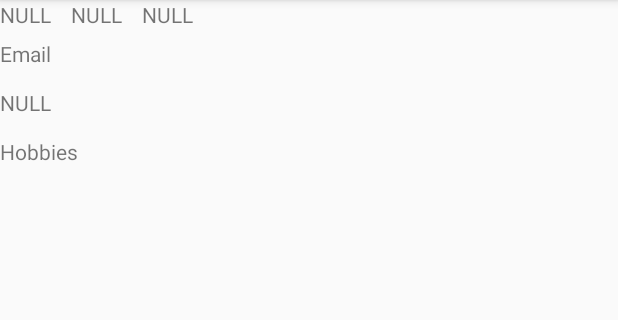
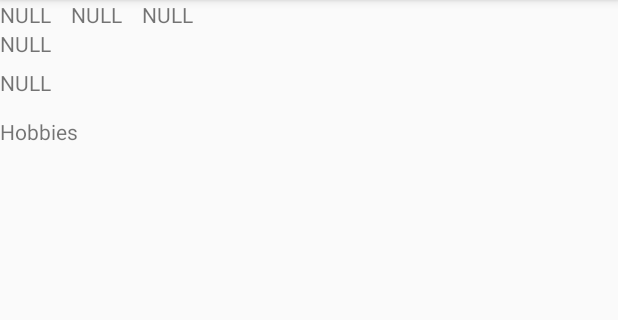
Before and after one commit to Shiky/projetAndroid, an Android app: the screen it shows after launch (AfficherForm), after a tap on "VALIDER", on a phone screen of 412 x 824 dp, the part 84-404 px from its top. Run offline under Robolectric (Android 15) with nearby library versions, the phone set to English and light mode, and no system bars.

Commit message:
change
test

```diff
--- a/app/src/main/java/com/example/mathieu/projet_android/AfficherForm.java
+++ b/app/src/main/java/com/example/mathieu/projet_android/AfficherForm.java
@@ -12,7 +12,8 @@ public class AfficherForm extends AppCompatActivity {
    TextView civi,nom,prenom,addresse,email,hobbies;
    String civilForm,nomForm,prenomForm,mailForm,addresseForm,hobiesForm;
     SharedPreferences sp;
-    @SuppressLint("WrongViewCast")
+
+
     @Override
     protected void onCreate(Bundle savedInstanceState) {
         super.onCreate(savedInstanceState);
@@ -37,8 +38,8 @@ public class AfficherForm extends AppCompatActivity {
 
         civi= findViewById(R.id.TV_civAffichage);
          nom=findViewById(R.id.TV_nomAffiche)  ;
-         prenom=findViewById(R.id.TV_prenomnomAffiche)  ;
-       email=findViewById(R.id.TV_emailAffiche);
+         prenom=findViewById(R.id.TV_prenomAffiche)  ;
+       email=findViewById(R.id.TV_mailAffiche);
         addresse=findViewById(R.id.TV_addresseAffichage);
         hobbies=findViewById(R.id.TV_hobbiesAffichage);
 
--- a/app/src/main/java/com/example/mathieu/projet_android/Form.java
+++ b/app/src/main/java/com/example/mathieu/projet_android/Form.java
@@ -24,14 +24,14 @@ public class Form extends AppCompatActivity  implements AdapterView.OnItemSelect
     Button valide;
     CheckBox info,sport,voy,musique;
     SharedPreferences.Editor sp;
-    String formStock;
-     String nomCle,prenomCle,mailCle,adresseCle,genreCle;
+
+
 
     @Override
     protected void onCreate(Bundle savedInstanceState) {
         super.onCreate(savedInstanceState);
         setContentView(R.layout.activity_form);
-
+        sp=getSharedPreferences("formStock",MODE_PRIVATE).edit();
 
         genre = (Spinner) findViewById(R.id.Spinner_genre);
         ArrayAdapter<CharSequence> adapter = ArrayAdapter.createFromResource(this,
@@ -53,7 +53,7 @@ public class Form extends AppCompatActivity  implements AdapterView.OnItemSelect
             public void onClick(View v) {
                 Intent i = new Intent(Form.this,AfficherForm.class);
 
-                    sp=getSharedPreferences(formStock,MODE_PRIVATE).edit();
+
 
                     sp.putString("nomCle",nom.getText().toString());
                     sp.putString("prenomCle",prenom.getText().toString());
@@ -111,8 +111,8 @@ public class Form extends AppCompatActivity  implements AdapterView.OnItemSelect
                 }break;
         }
     }
-*/
+
     public void ajoutImage(View view) {
 
-    }
+    }*/
 }
--- a/app/src/main/res/layout/activity_afficher_form.xml
+++ b/app/src/main/res/layout/activity_afficher_form.xml
@@ -19,7 +19,8 @@
 
         <LinearLayout
             android:layout_width="wrap_content"
-            android:layout_height="wrap_content">
+            android:layout_height="wrap_content"
+            android:orientation="horizontal">
             <TextView
                 android:id="@+id/TV_civAffichage"
                 android:layout_width="match_parent"
@@ -35,23 +36,19 @@
                 android:layout_marginRight="20px"
                 />
             <TextView
-                android:id="@+id/TV_prenomnomAffiche"
+                android:id="@+id/TV_prenomAffiche"
                 android:layout_width="match_parent"
                 android:layout_height="match_parent"
                 android:text="prenom"
                 />
         </LinearLayout>
-        <LinearLayout
-            android:id="@+id/TV_emailAffiche"
-            android:layout_width="wrap_content"
-            android:layout_height="wrap_content"
-            android:layout_marginVertical="10px">
+
             <TextView
+                android:id="@+id/TV_mailAffiche"
                 android:layout_width="wrap_content"
                 android:layout_height="wrap_content"
                 android:text="Email"
                 />
-        </LinearLayout>
         <LinearLayout
             android:layout_width="wrap_content"
             android:layout_height="wrap_content"
--- a/app/src/main/res/layout/activity_form.xml
+++ b/app/src/main/res/layout/activity_form.xml
@@ -7,8 +7,6 @@
     android:layout_height="match_parent"
     tools:context="com.example.mathieu.projet_android.Form"
     >
-
-
 
     <LinearLayout
         android:layout_width="match_parent"
@@ -22,7 +20,7 @@
             android:layout_width="142dp"
             android:layout_height="102dp"
             android:background="@drawable/images"
-            android:onClick="ajoutImage"/>
+           />
 
             <Spinner
                 android:id="@+id/Spinner_genre"
```
